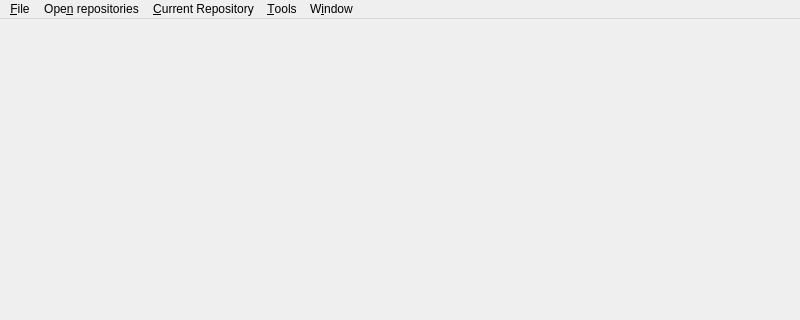
This is src/mainwindow.ui in feelx88/git-qui as Qt 5 draws it before an edit; both pictures show x 0 to 800 and y 0 to 320 of the 800 by 600 pixel window. The edited form follows.
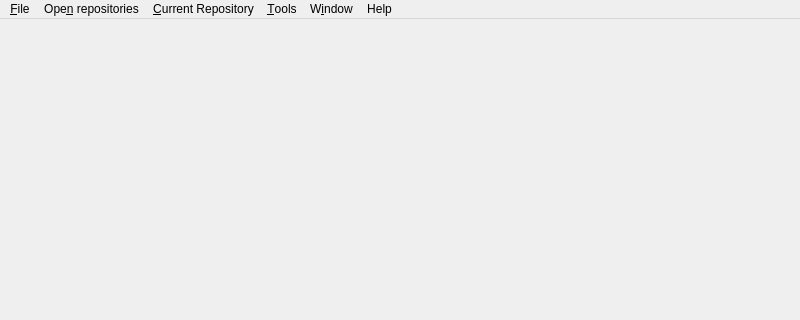
This is the edited form.

Commit message: Added about qt menu.

Diff of the .ui file:
```diff
--- a/src/mainwindow.ui
+++ b/src/mainwindow.ui
@@ -89,11 +89,18 @@
     <addaction name="separator"/>
     <addaction name="actionClose_current_repository"/>
    </widget>
+   <widget class="QMenu" name="menuHelp">
+    <property name="title">
+     <string>Help</string>
+    </property>
+    <addaction name="actionAbout_qt"/>
+   </widget>
    <addaction name="menuFile"/>
    <addaction name="menuRepositories"/>
    <addaction name="menuCurrent_Repository"/>
    <addaction name="menuTool"/>
    <addaction name="menuWindow"/>
+   <addaction name="menuHelp"/>
   </widget>
   <action name="actionOpen_Repository">
    <property name="text">
```
Left out of the diff: 5 changed lines with no effect on the pictures. The commit also changes 1 other file.
